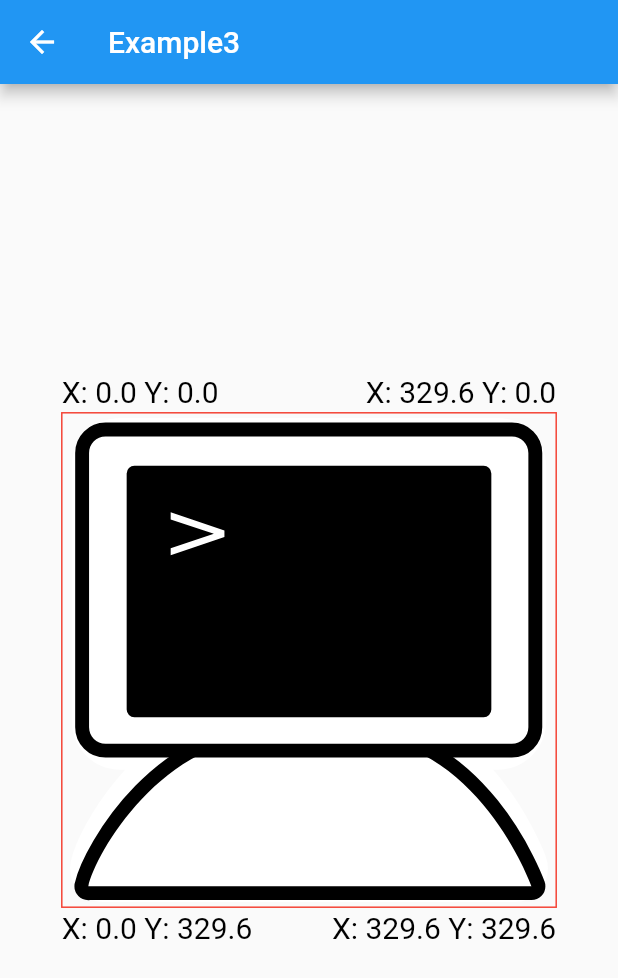
After one commit to alvarobcprado/flutter_custom_painter, a Flutter app: the screen it shows after launch, after a tap on "Example3", on a phone screen of 412 x 824 dp. The commit adds this screen. Shown: the top 978 px of the screen. Run offline on Flutter 3.47's test engine with Material 2 defaults, Android fonts, the phone set to English and light mode, and no system bars.

Commit message:
feat: create example3

```diff
--- /dev/null
+++ b/lib/app/example3.dart
@@ -0,0 +1,226 @@
+import 'package:flutter/material.dart';
+import 'package:flutter_custom_painter/app/core/sized_painter_box.dart';
+
+// Painter gerado pelo site: https://fluttershapemaker.com/
+// Imagem utilizada: https://freesvg.org/vector-drawing-of-monochrome-terminal-window-on-pc-icon
+class Example3 extends StatelessWidget {
+  const Example3({super.key});
+
+  @override
+  Widget build(BuildContext context) {
+    final size = MediaQuery.sizeOf(context);
+    return Scaffold(
+      appBar: AppBar(
+        title: const Text('Example3'),
+      ),
+      body: Center(
+        child: SizedPainterBox(
+          sideSize: size.width * 0.8,
+          child: CustomPaint(
+            size: Size.square(size.width * 0.8),
+            painter: Example3Painter(),
+            child: const Center(
+              child: Text(
+                'Example3',
+                style: TextStyle(
+                  fontSize: 20,
+                  fontWeight: FontWeight.bold,
+                ),
+              ),
+            ),
+          ),
+        ),
+      ),
+    );
+  }
+}
+
+class Example3Painter extends CustomPainter {
+  @override
+  void paint(Canvas canvas, Size size) {
+    Path path_0 = Path();
+    path_0.moveTo(size.width * 0.1187500, size.height * 0.07812500);
+    path_0.cubicTo(
+        size.width * 0.1016233,
+        size.height * 0.07812500,
+        size.width * 0.08802000,
+        size.height * 0.09172667,
+        size.width * 0.08802000,
+        size.height * 0.1088533);
+    path_0.lineTo(size.width * 0.08802000, size.height * 0.6234367);
+    path_0.cubicTo(
+        size.width * 0.08802000,
+        size.height * 0.6405700,
+        size.width * 0.1016233,
+        size.height * 0.6541700,
+        size.width * 0.1187500,
+        size.height * 0.6541700);
+    path_0.lineTo(size.width * 0.3500000, size.height * 0.6541700);
+    path_0.cubicTo(
+        size.width * 0.1908500,
+        size.height * 0.7013033,
+        size.width * 0.09593333,
+        size.height * 0.8697033,
+        size.width * 0.08436667,
+        size.height * 0.9218700);
+    path_0.lineTo(size.width * 0.9156333, size.height * 0.9218700);
+    path_0.cubicTo(
+        size.width * 0.9156333,
+        size.height * 0.9218700,
+        size.width * 0.8379500,
+        size.height * 0.7083367,
+        size.width * 0.6578167,
+        size.height * 0.6541700);
+    path_0.lineTo(size.width * 0.8812500, size.height * 0.6541700);
+    path_0.cubicTo(
+        size.width * 0.8983833,
+        size.height * 0.6541700,
+        size.width * 0.9119833,
+        size.height * 0.6405700,
+        size.width * 0.9119833,
+        size.height * 0.6234367);
+    path_0.lineTo(size.width * 0.9119833, size.height * 0.1088533);
+    path_0.cubicTo(
+        size.width * 0.9119833,
+        size.height * 0.09173000,
+        size.width * 0.8983833,
+        size.height * 0.07812833,
+        size.width * 0.8812500,
+        size.height * 0.07812833);
+    path_0.lineTo(size.width * 0.1187500, size.height * 0.07812833);
+    path_0.close();
+
+    Paint paint0Stroke = Paint()
+      ..style = PaintingStyle.stroke
+      ..strokeWidth = size.width * 0.1354167;
+    paint0Stroke.color = const Color(0xffffffff).withOpacity(1.0);
+    paint0Stroke.strokeCap = StrokeCap.round;
+    paint0Stroke.strokeJoin = StrokeJoin.round;
+    canvas.drawPath(path_0, paint0Stroke);
+
+    Path path_1 = Path();
+    path_1.moveTo(size.width * 0.05359833, size.height * 0.9575833);
+    path_1.lineTo(size.width * 0.9500650, size.height * 0.9575833);
+    path_1.cubicTo(
+        size.width * 0.9500650,
+        size.height * 0.9575833,
+        size.width * 0.8366650,
+        size.height * 0.6410667,
+        size.width * 0.5649483,
+        size.height * 0.6545833);
+    path_1.cubicTo(
+        size.width * 0.5307150,
+        size.height * 0.6545833,
+        size.width * 0.4986150,
+        size.height * 0.6518833,
+        size.width * 0.4515483,
+        size.height * 0.6545833);
+    path_1.cubicTo(
+        size.width * 0.2119150,
+        size.height * 0.6383500,
+        size.width * 0.06861500,
+        size.height * 0.8899500,
+        size.width * 0.05363167,
+        size.height * 0.9575833);
+
+    Paint paint1Stroke = Paint()
+      ..style = PaintingStyle.stroke
+      ..strokeWidth = size.width * 0.05615833;
+    paint1Stroke.color = const Color(0xff000000).withOpacity(1.0);
+    paint1Stroke.strokeCap = StrokeCap.round;
+    paint1Stroke.strokeJoin = StrokeJoin.round;
+    canvas.drawPath(path_1, paint1Stroke);
+
+    Paint paint1Fill = Paint()..style = PaintingStyle.fill;
+    paint1Fill.color = const Color(0xffffffff).withOpacity(1.0);
+    canvas.drawPath(path_1, paint1Fill);
+
+    Path path_2 = Path();
+    path_2.moveTo(size.width * 0.08847167, size.height * 0.04781333);
+    path_2.cubicTo(
+        size.width * 0.07000500,
+        size.height * 0.04781333,
+        size.width * 0.05513833,
+        size.height * 0.06268000,
+        size.width * 0.05513833,
+        size.height * 0.08114667);
+    path_2.lineTo(size.width * 0.05513833, size.height * 0.6358300);
+    path_2.cubicTo(
+        size.width * 0.05513833,
+        size.height * 0.6542967,
+        size.width * 0.07000500,
+        size.height * 0.6691633,
+        size.width * 0.08847167,
+        size.height * 0.6691633);
+    path_2.lineTo(size.width * 0.9103717, size.height * 0.6691633);
+    path_2.cubicTo(
+        size.width * 0.9288383,
+        size.height * 0.6691633,
+        size.width * 0.9437050,
+        size.height * 0.6542967,
+        size.width * 0.9437050,
+        size.height * 0.6358300);
+    path_2.lineTo(size.width * 0.9437050, size.height * 0.08114667);
+    path_2.cubicTo(
+        size.width * 0.9437050,
+        size.height * 0.06267667,
+        size.width * 0.9288383,
+        size.height * 0.04781000,
+        size.width * 0.9103717,
+        size.height * 0.04781000);
+    path_2.lineTo(size.width * 0.08847167, size.height * 0.04781000);
+    path_2.close();
+
+    Paint paint2Stroke = Paint()
+      ..style = PaintingStyle.stroke
+      ..strokeWidth = size.width * 0.05615833;
+    paint2Stroke.color = const Color(0xff000000).withOpacity(1.0);
+    paint2Stroke.strokeCap = StrokeCap.round;
+    paint2Stroke.strokeJoin = StrokeJoin.round;
+    canvas.drawPath(path_2, paint2Stroke);
+
+    Paint paint2Fill = Paint()..style = PaintingStyle.fill;
+    paint2Fill.color = const Color(0xffffffff).withOpacity(1.0);
+    canvas.drawPath(path_2, paint2Fill);
+
+    Path path_3 = Path();
+    path_3.moveTo(size.width * 0.1468333, size.height * 0.1226917);
+    path_3.lineTo(size.width * 0.1468333, size.height * 0.6001917);
+    path_3.lineTo(size.width * 0.8531667, size.height * 0.6001917);
+    path_3.lineTo(size.width * 0.8531667, size.height * 0.1226917);
+    path_3.lineTo(size.width * 0.1468333, size.height * 0.1226833);
+    path_3.close();
+
+    Paint paint3Stroke = Paint()
+      ..style = PaintingStyle.stroke
+      ..strokeWidth = size.width * 0.03125000;
+    paint3Stroke.color = const Color(0xff000000).withOpacity(1.0);
+    paint3Stroke.strokeCap = StrokeCap.round;
+    paint3Stroke.strokeJoin = StrokeJoin.round;
+    canvas.drawPath(path_3, paint3Stroke);
+
+    Paint paint3Fill = Paint()..style = PaintingStyle.fill;
+    paint3Fill.color = const Color(0xff000000).withOpacity(1.0);
+    canvas.drawPath(path_3, paint3Fill);
+
+    Path path_4 = Path();
+    path_4.moveTo(size.width * 0.2202167, size.height * 0.2155833);
+    path_4.lineTo(size.width * 0.2202167, size.height * 0.2010833);
+    path_4.lineTo(size.width * 0.3289500, size.height * 0.2381167);
+    path_4.lineTo(size.width * 0.3289500, size.height * 0.2513333);
+    path_4.lineTo(size.width * 0.2202167, size.height * 0.2883667);
+    path_4.lineTo(size.width * 0.2202167, size.height * 0.2738667);
+    path_4.lineTo(size.width * 0.3075833, size.height * 0.2448000);
+    path_4.lineTo(size.width * 0.2202167, size.height * 0.2155833);
+    path_4.close();
+
+    Paint paint4Fill = Paint()..style = PaintingStyle.fill;
+    paint4Fill.color = const Color(0xffffffff).withOpacity(1.0);
+    canvas.drawPath(path_4, paint4Fill);
+  }
+
+  @override
+  bool shouldRepaint(covariant CustomPainter oldDelegate) {
+    return true;
+  }
+}
--- a/lib/app/home.dart
+++ b/lib/app/home.dart
@@ -30,6 +30,10 @@ class HomePage extends StatelessWidget {
               onPressed: () => _onPressed(context, Routes.example2),
               child: const Text('Example2'),
             ),
+            FilledButton.tonal(
+              onPressed: () => _onPressed(context, Routes.example3),
+              child: const Text('Example3'),
+            ),
           ],
         ),
       ),
--- a/lib/main.dart
+++ b/lib/main.dart
@@ -2,6 +2,7 @@ import 'package:flutter/material.dart';
 import 'package:flutter_custom_painter/app/example0.dart';
 import 'package:flutter_custom_painter/app/example1.dart';
 import 'package:flutter_custom_painter/app/example2.dart';
+import 'package:flutter_custom_painter/app/example3.dart';
 import 'package:flutter_custom_painter/app/home.dart';
 
 void main() {
@@ -26,6 +27,7 @@ abstract class Routes {
   static const String example0 = '/example0';
   static const String example1 = '/example1';
   static const String example2 = '/example2';
+  static const String example3 = '/example3';
 
   static Route<dynamic>? onGenerateRoute(RouteSettings settings) {
     return MaterialPageRoute(
@@ -34,6 +36,7 @@ abstract class Routes {
         RouteSettings(name: example0) => const Example0(),
         RouteSettings(name: example1) => const Example1(),
         RouteSettings(name: example2) => const Example2(),
+        RouteSettings(name: example3) => const Example3(),
         _ => const HomePage(),
       },
     );
```
